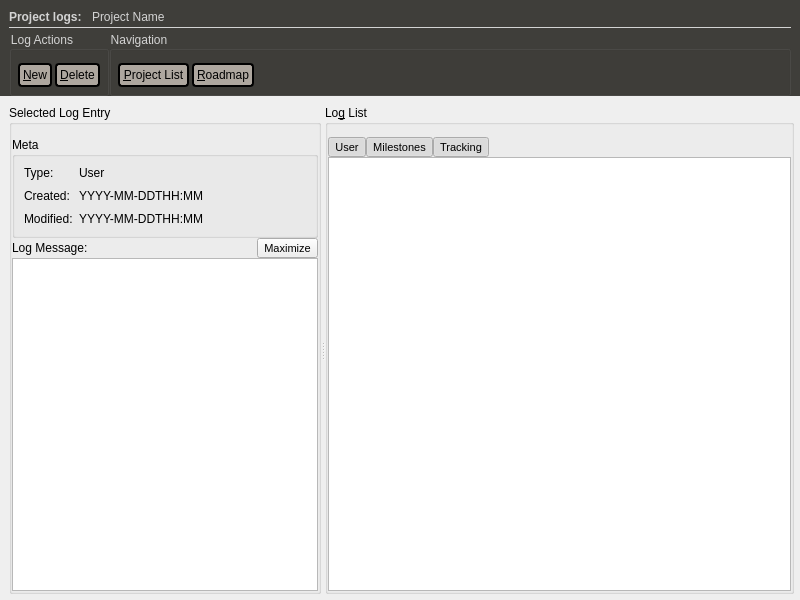
The window that forms/log2.ui (skriticos/nelia1) describes before a commit, drawn with Qt 5.
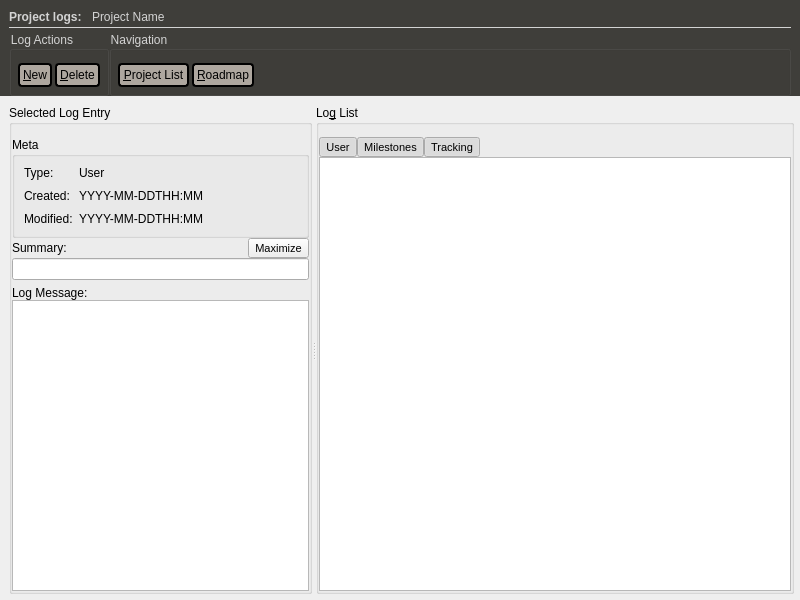
The same window after the commit.

Patch:
```diff
--- a/forms/log2.ui
+++ b/forms/log2.ui
@@ -428,6 +428,37 @@
              <property name="spacing">
               <number>0</number>
              </property>
+             <item row="0" column="0" colspan="2">
+              <widget class="QWidget" name="widget" native="true">
+               <property name="minimumSize">
+                <size>
+                 <width>0</width>
+                 <height>0</height>
+                </size>
+               </property>
+               <layout class="QGridLayout" name="gridLayout_8">
+                <property name="leftMargin">
+                 <number>0</number>
+                </property>
+                <property name="topMargin">
+                 <number>0</number>
+                </property>
+                <property name="rightMargin">
+                 <number>0</number>
+                </property>
+                <property name="bottomMargin">
+                 <number>6</number>
+                </property>
+                <property name="spacing">
+                 <number>0</number>
+                </property>
+                <item row="0" column="0">
+                 <widget class="QLabel" name="label_5">
+                  <property name="text">
+                   <string>Summary:</string>
+                  </property>
+                 </widget>
+                </item>
              <item row="0" column="1">
               <spacer name="horizontalSpacer_2">
                <property name="orientation">
@@ -456,14 +487,20 @@
                </property>
               </widget>
              </item>
-             <item row="0" column="0">
+                <item row="1" column="0" colspan="3">
+                 <widget class="QLineEdit" name="line_log_summary"/>
+                </item>
+               </layout>
+              </widget>
+             </item>
+             <item row="1" column="0">
               <widget class="QLabel" name="label_3">
                <property name="text">
                 <string>Log Message:</string>
                </property>
               </widget>
              </item>
-             <item row="1" column="0" colspan="3">
+             <item row="2" column="0" colspan="2">
               <widget class="QTextEdit" name="text_log_message"/>
              </item>
             </layout>
@@ -501,7 +538,7 @@
            <widget class="QTableView" name="tbl_log_list">
             <property name="font">
              <font>
-              <pointsize>8</pointsize>
+              <pointsize>11</pointsize>
              </font>
             </property>
            </widget>
```
Left out of the diff: 10 changed lines with no effect on the pictures. Lines whose indentation alone changed are shown as unchanged.
